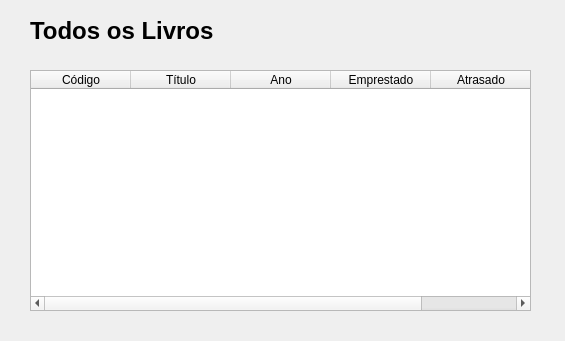
Above: src/ui/RelatorioLivros.ui from SeaSkyThe/OOP-Homework before the change. Below: the same form after it.
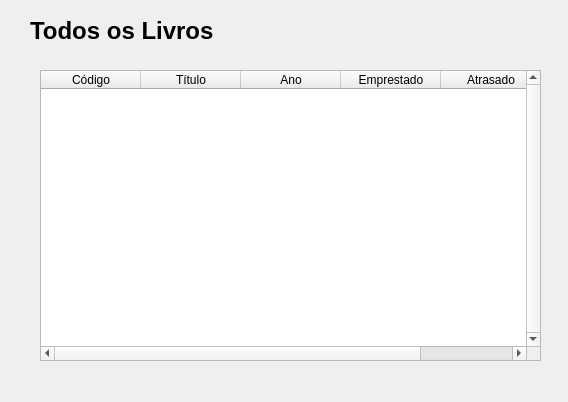
That is the form after the change.

Commit message: Tabelas de Relatorio corrigidas, agora aumentam com o tamanho do item.

```diff
--- a/src/ui/RelatorioLivros.ui
+++ b/src/ui/RelatorioLivros.ui
@@ -6,8 +6,8 @@
    <rect>
     <x>0</x>
     <y>0</y>
-    <width>565</width>
-    <height>341</height>
+    <width>568</width>
+    <height>402</height>
    </rect>
   </property>
   <property name="windowTitle">
@@ -36,12 +36,27 @@
   <widget class="QTableWidget" name="tabelaRelatorio">
    <property name="geometry">
     <rect>
-     <x>30</x>
+     <x>40</x>
      <y>70</y>
      <width>501</width>
-     <height>241</height>
+     <height>291</height>
     </rect>
    </property>
+   <property name="frameShape">
+    <enum>QFrame::StyledPanel</enum>
+   </property>
+   <property name="verticalScrollBarPolicy">
+    <enum>Qt::ScrollBarAlwaysOn</enum>
+   </property>
+   <property name="horizontalScrollBarPolicy">
+    <enum>Qt::ScrollBarAlwaysOn</enum>
+   </property>
+   <property name="sizeAdjustPolicy">
+    <enum>QAbstractScrollArea::AdjustToContents</enum>
+   </property>
+   <property name="editTriggers">
+    <set>QAbstractItemView::NoEditTriggers</set>
+   </property>
    <property name="dragEnabled">
     <bool>false</bool>
    </property>
@@ -49,7 +64,7 @@
     <bool>false</bool>
    </attribute>
    <attribute name="horizontalHeaderStretchLastSection">
-    <bool>true</bool>
+    <bool>false</bool>
    </attribute>
    <column>
     <property name="text">
```
The commit also changes 11 other files.
